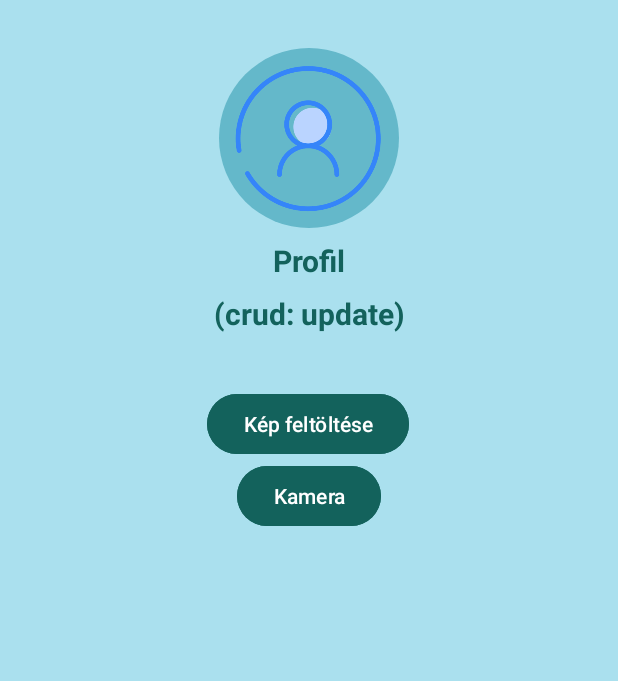
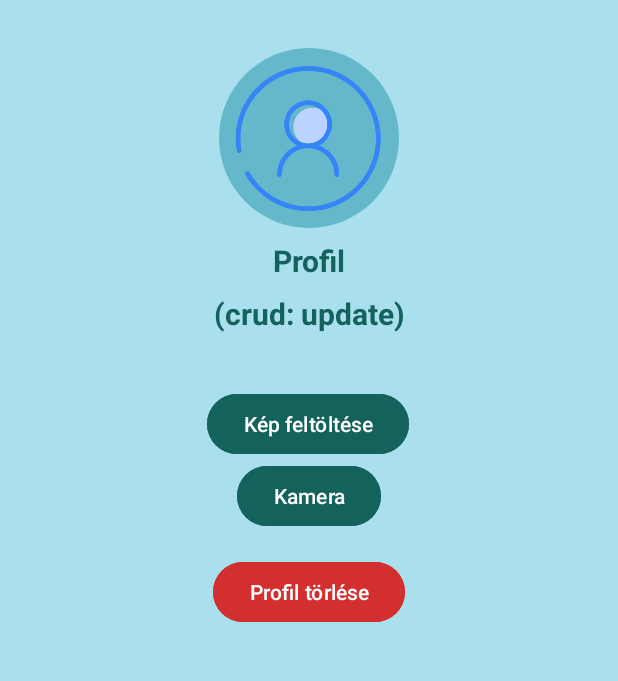
Before and after one commit to rkriszti/JewelryShop, an Android app: the ProfilActivity screen opened directly, with no data from a screen before it, on a phone screen of 412 x 824 dp, the part 98-779 px from its top. Run offline under Robolectric (Android 15) with nearby library versions, the phone set to English and light mode, and no system bars; our stand-ins replace Firebase (no records; nobody signed in at launch, a user with empty details on screens opened directly), Room's generated code.

```diff
--- a/app/src/main/res/layout/activity_profil.xml
+++ b/app/src/main/res/layout/activity_profil.xml
@@ -121,6 +121,20 @@
             app:layout_constraintTop_toBottomOf="@id/buttonSelectImage"
             app:layout_constraintVertical_bias="0.0" />
 
+        <Button
+            android:id="@+id/buttonDeleteProfile"
+            android:layout_width="wrap_content"
+            android:layout_height="wrap_content"
+            android:text="Profil törlése"
+            android:textColor="#FFFFFF"
+            android:backgroundTint="#D32F2F"
+            app:layout_constraintTop_toBottomOf="@id/buttonTakePhoto"
+            app:layout_constraintStart_toStartOf="parent"
+            app:layout_constraintEnd_toEndOf="parent"
+            android:layout_marginTop="16dp"
+            />
+
+
     </androidx.constraintlayout.widget.ConstraintLayout>
 
     <com.google.android.material.navigation.NavigationView
```
Also changed, not shown: app/src/main/java/com/example/jewelryshop/ProfilActivity.java (+29 -0 lines), app/src/main/java/com/example/jewelryshop/ShopActivity.java (+82 -0 lines), 155 other files.
